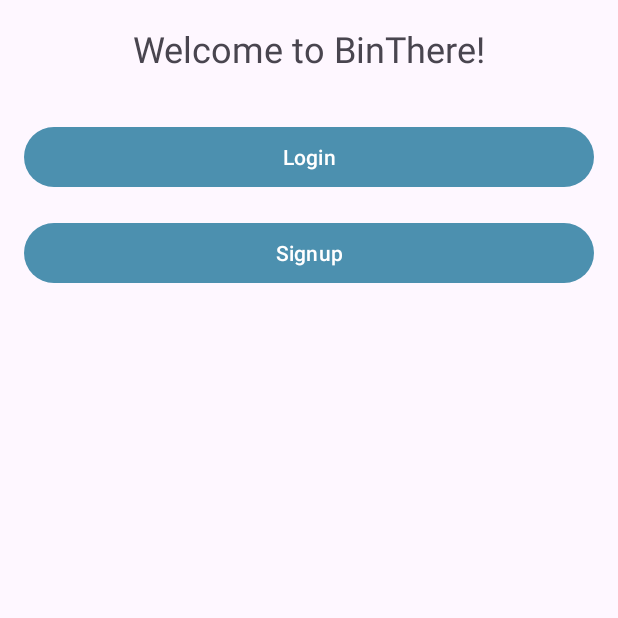
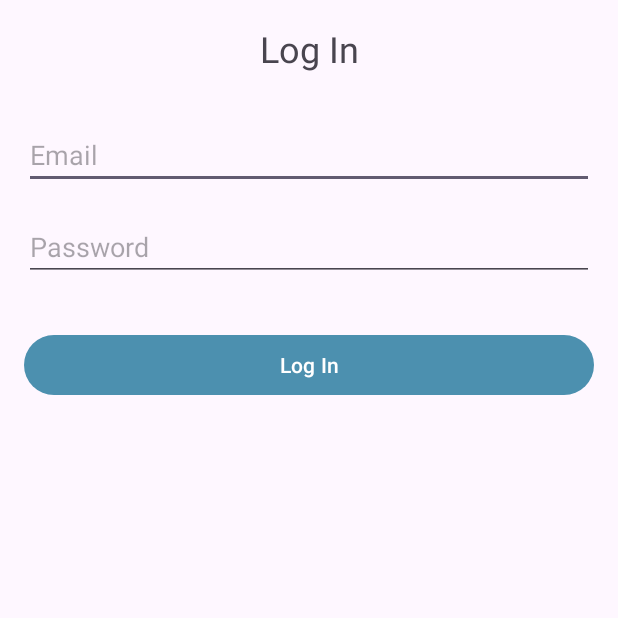
Before and after one commit to grzpiotrowski/bin-there-app, an Android app: the screen it shows after launch (WelcomeView before the commit, LoginView after it), after a tap on "Login", on a phone screen of 412 x 824 dp, the top half of it. Run offline under Robolectric (Android 15) with nearby library versions, the phone set to English and light mode, and no system bars; our stand-ins replace Timber; libraries missing offline, so code that uses them is left out: com.github.ajalt.timberkt; 3 statements that could not run were skipped.

Commit message:
Simple login implemented

```diff
--- a/app/src/main/AndroidManifest.xml
+++ b/app/src/main/AndroidManifest.xml
@@ -30,8 +30,11 @@
 
         <activity
             android:name=".views.signup.SignupView"
-            android:theme="@style/Theme.Binthereapp"
-        />
+            android:theme="@style/Theme.Binthereapp" />
+
+        <activity
+            android:name=".views.login.LoginView"
+            android:theme="@style/Theme.Binthereapp" />
 
         <activity
             android:name=".views.map.PoiMapView"
--- a/app/src/main/java/ie/setu/bin_there_app/models/user/UserJSONStore.kt
+++ b/app/src/main/java/ie/setu/bin_there_app/models/user/UserJSONStore.kt
@@ -65,7 +65,7 @@ class UserJSONStore(private val context: Context) : UserStore {
     }
 
     override fun login(email: String, password: String): UserModel? {
-        TODO("Not yet implemented")
+        return users.find { it.email == email && it.password == password }
     }
 
     override fun signup(email: String, password: String): UserModel? {
--- /dev/null
+++ b/app/src/main/java/ie/setu/bin_there_app/views/login/LoginPresenter.kt
@@ -0,0 +1,26 @@
+package ie.setu.bin_there_app.views.login
+
+import ie.setu.bin_there_app.main.MainApp
+import ie.setu.bin_there_app.models.user.UserStore
+import timber.log.Timber.i
+
+class LoginPresenter(val view: LoginView, val userStore: UserStore) {
+
+    var app: MainApp
+    init {
+        app = view.application as MainApp
+    }
+
+    fun onLoginClicked(email: String, password: String) {
+        val user = userStore.login(email, password)
+        i("Login button clicked.")
+
+        if (user != null) {
+            view.onLoginSuccess()
+            i("User logged in successfully.")
+        } else {
+            view.onLoginError("Invalid credentials or user does not exist!")
+        }
+    }
+
+}
--- /dev/null
+++ b/app/src/main/java/ie/setu/bin_there_app/views/login/LoginView.kt
@@ -0,0 +1,46 @@
+package ie.setu.bin_there_app.views.login
+
+import android.content.Intent
+import android.os.Bundle
+import android.widget.Toast
+import androidx.appcompat.app.AppCompatActivity
+import ie.setu.bin_there_app.databinding.ActivityLoginBinding
+import ie.setu.bin_there_app.models.user.UserJSONStore
+import ie.setu.bin_there_app.models.user.UserModel
+import ie.setu.bin_there_app.views.poilist.PoiListView
+import timber.log.Timber.i
+
+class LoginView : AppCompatActivity() {
+
+    private lateinit var binding: ActivityLoginBinding
+    private lateinit var presenter: LoginPresenter
+
+    var user = UserModel()
+
+    override fun onCreate(savedInstanceState: Bundle?) {
+        super.onCreate(savedInstanceState)
+        i("Login activity started.")
+
+        binding = ActivityLoginBinding.inflate(layoutInflater)
+        setContentView(binding.root)
+
+        presenter = LoginPresenter(this, UserJSONStore(this))
+
+        binding.loginButton.setOnClickListener {
+            val email = binding.emailEditText.text.toString()
+            val password = binding.passwordEditText.text.toString()
+            presenter.onLoginClicked(email, password)
+        }
+    }
+
+    fun onLoginSuccess() {
+        Toast.makeText(this, "Logged in successfully", Toast.LENGTH_SHORT).show()
+        val intent = Intent(this, PoiListView::class.java)
+        startActivity(intent)
+    }
+
+    fun onLoginError(error: String) {
+        Toast.makeText(this, "Login error", Toast.LENGTH_SHORT).show()
+    }
+
+}
--- a/app/src/main/java/ie/setu/bin_there_app/views/welcome/WelcomeView.kt
+++ b/app/src/main/java/ie/setu/bin_there_app/views/welcome/WelcomeView.kt
@@ -4,6 +4,7 @@ import android.content.Intent
 import android.os.Bundle
 import androidx.appcompat.app.AppCompatActivity
 import ie.setu.bin_there_app.databinding.ActivityWelcomeBinding
+import ie.setu.bin_there_app.views.login.LoginView
 import ie.setu.bin_there_app.views.signup.SignupView
 import timber.log.Timber.i
 
@@ -17,8 +18,8 @@ class WelcomeView : AppCompatActivity() {
         setContentView(binding.root)
 
         binding.loginButton.setOnClickListener {
-            //val loginIntent = Intent(this, LoginActivity::class.java)
-            //startActivity(loginIntent)
+            val loginIntent = Intent(this, LoginView::class.java)
+            startActivity(loginIntent)
         }
 
         binding.signupButton.setOnClickListener {
--- /dev/null
+++ b/app/src/main/res/layout/activity_login.xml
@@ -0,0 +1,53 @@
+<?xml version="1.0" encoding="utf-8"?>
+<androidx.constraintlayout.widget.ConstraintLayout
+    xmlns:android="http://schemas.android.com/apk/res/android"
+    xmlns:app="http://schemas.android.com/apk/res-auto"
+    xmlns:tools="http://schemas.android.com/tools"
+    android:layout_width="match_parent"
+    android:layout_height="match_parent"
+    android:padding="16dp"
+    tools:context="views.login.LoginView">
+
+    <TextView
+        android:id="@+id/textViewLogin"
+        android:layout_width="wrap_content"
+        android:layout_height="wrap_content"
+        android:text="Log In"
+        android:textSize="24sp"
+        app:layout_constraintEnd_toEndOf="parent"
+        app:layout_constraintStart_toStartOf="parent"
+        app:layout_constraintTop_toTopOf="parent" />
+
+    <EditText
+        android:id="@+id/emailEditText"
+        android:layout_width="0dp"
+        android:layout_height="wrap_content"
+        android:layout_marginTop="32dp"
+        android:hint="Email"
+        android:inputType="textEmailAddress"
+        app:layout_constraintEnd_toEndOf="parent"
+        app:layout_constraintStart_toStartOf="parent"
+        app:layout_constraintTop_toBottomOf="@+id/textViewLogin" />
+
+    <EditText
+        android:id="@+id/passwordEditText"
+        android:layout_width="0dp"
+        android:layout_height="wrap_content"
+        android:layout_marginTop="16dp"
+        android:hint="Password"
+        android:inputType="textPassword"
+        app:layout_constraintEnd_toEndOf="parent"
+        app:layout_constraintStart_toStartOf="parent"
+        app:layout_constraintTop_toBottomOf="@+id/emailEditText" />
+
+    <Button
+        android:id="@+id/loginButton"
+        android:layout_width="0dp"
+        android:layout_height="wrap_content"
+        android:layout_marginTop="32dp"
+        android:text="Log In"
+        app:layout_constraintEnd_toEndOf="parent"
+        app:layout_constraintStart_toStartOf="parent"
+        app:layout_constraintTop_toBottomOf="@+id/passwordEditText" />
+
+</androidx.constraintlayout.widget.ConstraintLayout>
```
